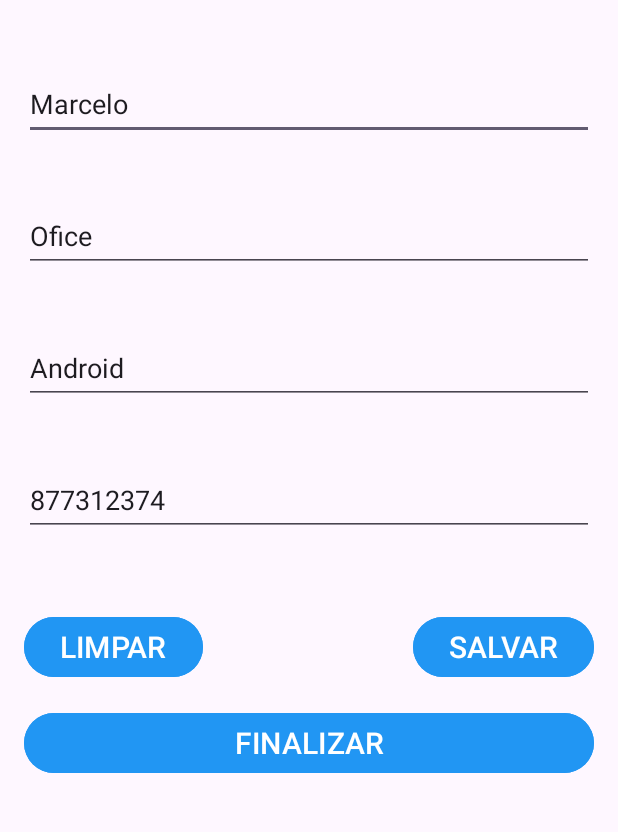
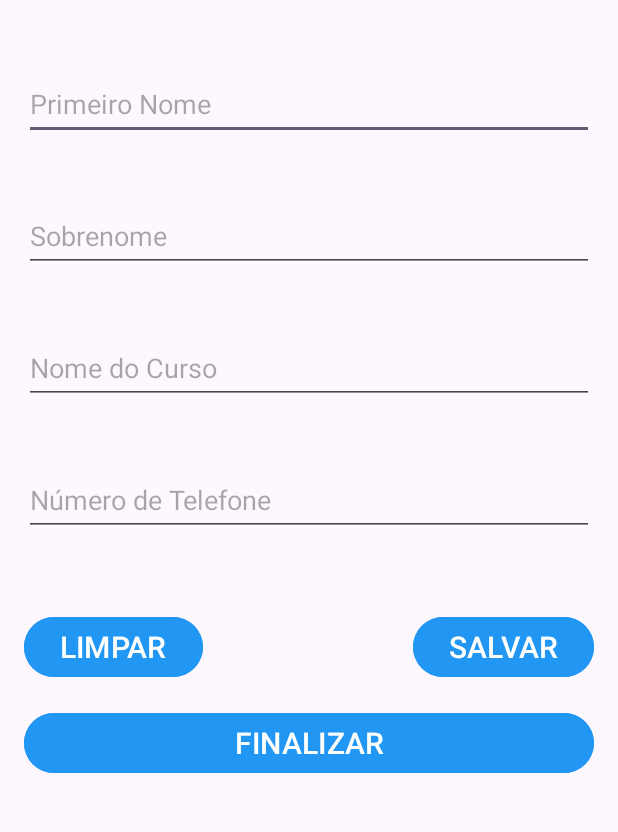
Before and after one commit to Ofice0313/ListCourse, an Android app: the screen it shows after launch (MainActivity), on a phone screen of 412 x 824 dp, the part 81-913 px from its top. Run offline under Robolectric (Android 15) with nearby library versions, the phone set to English and light mode, and no system bars.

Commit message:
Working with events buttons and small changes

```diff
--- a/app/src/main/java/devandroid/ofice/listcourse/model/Curso.java
+++ b/app/src/main/java/devandroid/ofice/listcourse/model/Curso.java
@@ -1,6 +1,7 @@
 package devandroid.ofice.listcourse.model;
 
 public class Curso {
+
 
     private String nome;
 
--- a/app/src/main/java/devandroid/ofice/listcourse/model/Pessoa.java
+++ b/app/src/main/java/devandroid/ofice/listcourse/model/Pessoa.java
@@ -5,13 +5,13 @@ public class Pessoa{
     private String primeiroNome;
     private String sobrenome;
     private String numeroTelefone;
-    private Curso curso;
+    private String  curso;
 
-    public Curso getCurso() {
+    public String getCurso() {
         return curso;
     }
 
-    public void setCurso(Curso curso) {
+    public void setCurso(String curso) {
         this.curso = curso;
     }
 
@@ -39,13 +39,13 @@ public class Pessoa{
         this.numeroTelefone = numeroTelefone;
     }
 
-
     @Override
     public String toString() {
         return "Pessoa{" +
                 "primeiroNome='" + primeiroNome + '\'' +
                 ", sobrenome='" + sobrenome + '\'' +
                 ", numeroTelefone='" + numeroTelefone + '\'' +
+                ", curso=" + curso +
                 '}';
     }
 }
--- a/app/src/main/java/devandroid/ofice/listcourse/view/MainActivity.java
+++ b/app/src/main/java/devandroid/ofice/listcourse/view/MainActivity.java
@@ -2,8 +2,10 @@ package devandroid.ofice.listcourse.view;
 
 import android.os.Bundle;
 import android.util.Log;
+import android.view.View;
 import android.widget.Button;
 import android.widget.EditText;
+import android.widget.Toast;
 
 import androidx.activity.EdgeToEdge;
 import androidx.appcompat.app.AppCompatActivity;
@@ -42,13 +44,10 @@ public class MainActivity extends AppCompatActivity {
 
         Pessoa pessoa = new Pessoa();
 
-        Curso curso = new Curso();
-
-        curso.setNome("Android");
-        pessoa.setCurso(curso);
+        /*pessoa.setCurso("Java");
         pessoa.setPrimeiroNome("Marcelo");
         pessoa.setSobrenome("Ofice");
-        pessoa.setNumeroTelefone("877312374");
+        pessoa.setNumeroTelefone("877312374");*/
 
         editPrimeiroNome = findViewById(R.id.edit_primeiro_nome);
         editSobrenome = findViewById(R.id.edit_sobrenome);
@@ -59,12 +58,41 @@ public class MainActivity extends AppCompatActivity {
         btnSalvar = findViewById(R.id.btn_salvar);
         btnfinalizar = findViewById(R.id.btn_finalizar);
 
+
         editPrimeiroNome.setText(pessoa.getPrimeiroNome());
         editSobrenome.setText(pessoa.getSobrenome());
-        editNomeDoCurso.setText(pessoa.getCurso().getNome());
+        editNomeDoCurso.setText(pessoa.getCurso());
         editTelefone.setText(pessoa.getNumeroTelefone());
 
-        Log.i("POO", pessoa.toString());
-        int parada = 0;
+        btnLimpar.setOnClickListener(new View.OnClickListener() {
+            @Override
+            public void onClick(View v) {
+                editPrimeiroNome.setText("");
+                editSobrenome.setText("");
+                editNomeDoCurso.setText("");
+                editTelefone.setText("");
+            }
+        });
+
+        btnfinalizar.setOnClickListener(new View.OnClickListener() {
+            @Override
+            public void onClick(View v) {
+                Toast.makeText(MainActivity.this, "Volte sempre",Toast.LENGTH_LONG).show();
+                finish();
+            }
+        });
+
+        btnSalvar.setOnClickListener(new View.OnClickListener() {
+            @Override
+            public void onClick(View v) {
+                pessoa.setPrimeiroNome(editPrimeiroNome.getText().toString());
+                pessoa.setSobrenome(editSobrenome.getText().toString());
+                pessoa.setNumeroTelefone(editTelefone.getText().toString());
+                pessoa.setCurso(editNomeDoCurso.getText().toString());
+
+                Toast.makeText(MainActivity.this, "Salvo " + pessoa.toString(), Toast.LENGTH_LONG).show();
+            }
+        });
+
     }
 }
```
